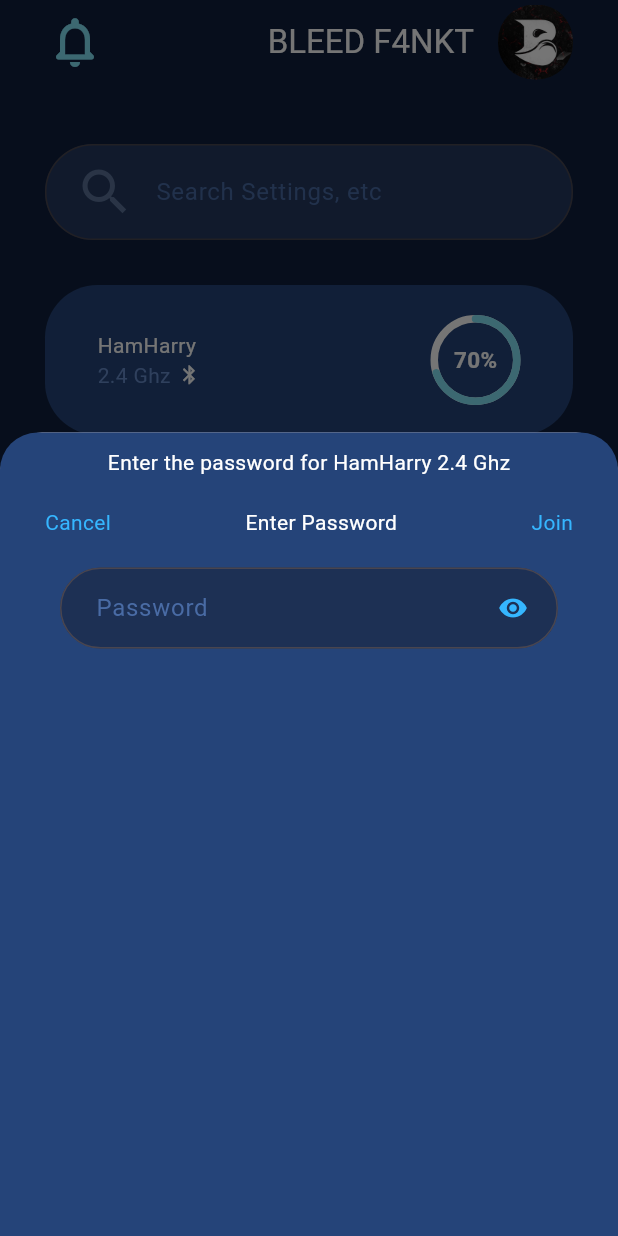
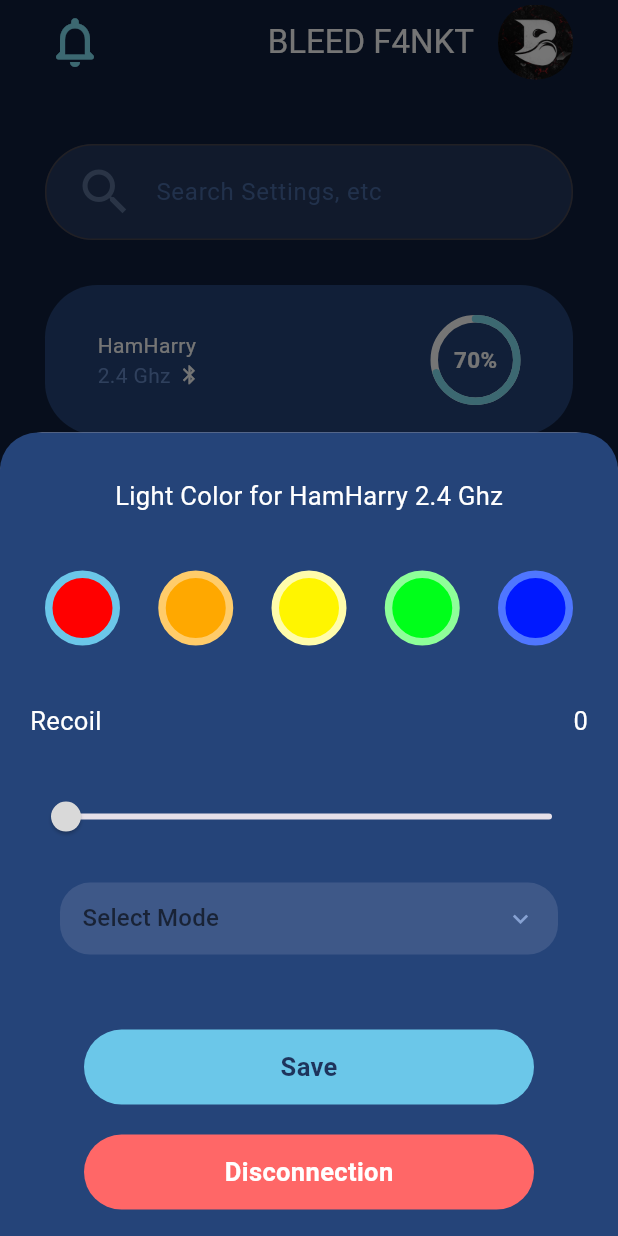
Before and after one commit to HamHarry/testapp, a Flutter app: the screen it shows after launch, after a tap on "HamHarry", on a phone screen of 412 x 824 dp. Run offline on Flutter 3.47's test engine with Material 3 defaults, Android fonts, the phone set to English and light mode, and no system bars; drawn by our look-alikes of percent_indicator.

Commit message:
Save_Dis_complete

```diff
--- a/lib/src/pages/sheet/bottomsheet.dart
+++ b/lib/src/pages/sheet/bottomsheet.dart
@@ -10,6 +10,59 @@ class Sheet extends StatefulWidget {
 }
 
 class _SheetState extends State<Sheet> {
+  //widget 5 Colors
+  int _selectedColor = 0;
+  double _current = 0;
+
+  //widget Dropdown
+  String? selectedValue;
+  List<String> dropdownItem = ["Item 1", "Item 2", "Item 3"];
+
+  final List<int> colors = [
+    0xffFF0000,
+    0xffFFA800,
+    0xffFFF500,
+    0xff00FF1A,
+    0xff0019FF,
+  ];
+
+  final List<int> colors2 = [
+    0xffFF7373,
+    0xffFFCC6A,
+    0xffFFFCAB,
+    0xff8EFF99,
+    0xff4F76FF,
+  ];
+
+  Widget Radiopress(int index) {
+    return GestureDetector(
+      onTap: () {
+        setState(() {
+          _selectedColor = index;
+        });
+      },
+      child: Padding(
+        padding: const EdgeInsets.all(10),
+        child: Container(
+          width: 50,
+          height: 50,
+          decoration: BoxDecoration(
+            shape: BoxShape.circle,
+            border: Border.all(
+              color: _selectedColor == index
+                  ? const Color(0xff6BC7E9)
+                  : Color(colors2[index]),
+              width: 5,
+            ),
+            color: _selectedColor == index
+                ? Color(colors[index])
+                : Color(colors[index]),
+          ),
+        ),
+      ),
+    );
+  }
+
   @override
   Widget build(BuildContext context) {
     return Container(
@@ -24,68 +77,160 @@ class _SheetState extends State<Sheet> {
       width: double.infinity,
       child: Column(
         children: [
-          const Padding(padding: EdgeInsets.only(top: 10)),
+          const Padding(padding: EdgeInsets.only(top: 30)),
           Text(
-            "Enter the password for ${widget.mockUp.name} ${widget.mockUp.network}",
+            "Light Color for ${widget.mockUp.name} ${widget.mockUp.network}",
             style: const TextStyle(
               color: Color(0xffFFFFFF),
+              fontSize: 17,
             ),
           ),
           const Padding(
-            padding: EdgeInsets.only(top: 10),
+            padding: EdgeInsets.only(top: 28),
           ),
           Padding(
-            padding: const EdgeInsets.only(left: 30, right: 30, top: 10),
+            padding: const EdgeInsets.only(left: 20, right: 20),
             child: Row(
               mainAxisAlignment: MainAxisAlignment.spaceBetween,
               children: [
-                InkWell(
-                  child: const Text('Cancel',
-                      style: TextStyle(color: Color(0xff35B6FF))),
-                  onTap: () {
-                    Navigator.pop(context);
-                  },
+                for (int i = 0; i < 5; i++) Radiopress(i),
+              ],
+            ),
+          ),
+          Padding(
+            padding: const EdgeInsets.only(left: 20, right: 20, top: 28),
+            child: Row(
+              mainAxisAlignment: MainAxisAlignment.spaceBetween,
+              children: [
+                const Text(
+                  "Recoil",
+                  style: TextStyle(
+                    color: Color(0xffFFFFFF),
+                    fontSize: 17,
+                  ),
                 ),
-                // Text('Cancel', style: TextStyle(color: Color(0xff35B6FF))),
-                const Text('Enter Password',
-                    style: TextStyle(color: Color(0xffFFFFFF))),
-                InkWell(
-                  child: const Text('Join',
-                      style: TextStyle(color: Color(0xff35B6FF))),
-                  onTap: () {
-                    Navigator.pop(context);
-                  },
+                Text(
+                  _current.round().toString(),
+                  style: const TextStyle(
+                    color: Color(0xffFFFFFF),
+                    fontSize: 17,
+                  ),
                 ),
               ],
             ),
           ),
           Padding(
-            padding: const EdgeInsets.only(top: 20, left: 40, right: 40),
-            child: TextField(
-              style: const TextStyle(
-                color: Color(0xffFFFFFF),
-              ),
-              decoration: InputDecoration(
-                contentPadding:
-                    const EdgeInsets.symmetric(horizontal: 20, vertical: 15),
-                filled: true,
-                fillColor: const Color(0xff1D3054),
-                hintText: "Password",
-                hintStyle: const TextStyle(color: Color(0xff496BA5)),
-                suffixIcon: const Padding(
-                  padding: EdgeInsets.only(left: 20, right: 20),
-                  child: Icon(
-                    Icons.visibility,
-                    size: 20,
-                    color: Color(0xff35B6FF),
+            padding: const EdgeInsets.only(top: 28, right: 20, left: 20),
+            child: Slider(
+              value: _current,
+              min: 0,
+              max: 5,
+              activeColor: const Color(0xff6BC7E9),
+              thumbColor: const Color(0xffD9D9D9),
+              onChanged: (value) {
+                setState(() {
+                  _current = value;
+                });
+              },
+            ),
+          ),
+          SizedBox(
+            width: double.infinity,
+            child: Column(
+              crossAxisAlignment: CrossAxisAlignment.center,
+              mainAxisAlignment: MainAxisAlignment.start,
+              children: [
+                Padding(
+                  padding: const EdgeInsets.only(left: 40, right: 40, top: 20),
+                  child: Container(
+                    decoration: BoxDecoration(
+                      borderRadius: BorderRadius.circular(20),
+                      color: const Color(0xff3E5888),
+                    ),
+                    child: Padding(
+                      padding: const EdgeInsets.only(left: 15, right: 15),
+                      child: DropdownButton<String>(
+                        hint: const Text("Select Mode"),
+                        value: selectedValue,
+                        items: dropdownItem.map((String value) {
+                          return DropdownMenuItem<String>(
+                              value: value, child: Text(value));
+                        }).toList(),
+                        onChanged: (newValue) {
+                          setState(() {
+                            selectedValue = newValue;
+                          });
+                        },
+                        isExpanded: true,
+                        dropdownColor: const Color(0xff3E5888),
+                        borderRadius: BorderRadius.circular(20),
+                        icon: const Icon(
+                          Icons.keyboard_arrow_down,
+                          color: Color(0xff87A2D3),
+                        ),
+                        iconSize: 20,
+                        underline: const SizedBox(),
+                      ),
+                    ),
                   ),
                 ),
-                border: OutlineInputBorder(
-                  borderRadius: BorderRadius.circular(50),
+                Padding(
+                  padding: const EdgeInsets.only(top: 50, left: 20, right: 20),
+                  child: GestureDetector(
+                    onTap: () {
+                      Navigator.pop(context);
+                      print("Save");
+                    },
+                    child: Container(
+                      width: 300,
+                      height: 50,
+                      decoration: BoxDecoration(
+                        borderRadius: BorderRadius.circular(25),
+                        color: const Color(0xff6BC7E9),
+                      ),
+                      child: const Center(
+                        child: Text(
+                          "Save",
+                          style: TextStyle(
+                            color: Color(0xff1E345C),
+                            fontWeight: FontWeight.bold,
+                            fontSize: 17,
+                          ),
+                        ),
+                      ),
+                    ),
+                  ),
                 ),
-              ),
+                Padding(
+                  padding: const EdgeInsets.only(top: 20, left: 20, right: 20),
+                  child: GestureDetector(
+                    onTap: () {
+                      Navigator.pop(context);
+                      print("Disconnection");
+                    },
+                    child: Container(
+                      width: 300,
+                      height: 50,
+                      decoration: BoxDecoration(
+                        borderRadius: BorderRadius.circular(25),
+                        color: const Color(0xffFF6767),
+                      ),
+                      child: const Center(
+                        child: Text(
+                          "Disconnection",
+                          style: TextStyle(
+                            color: Color(0xffFFFFFF),
+                            fontWeight: FontWeight.bold,
+                            fontSize: 17,
+                          ),
+                        ),
+                      ),
+                    ),
+                  ),
+                ),
+              ],
             ),
-          ),
+          )
         ],
       ),
     );
```
